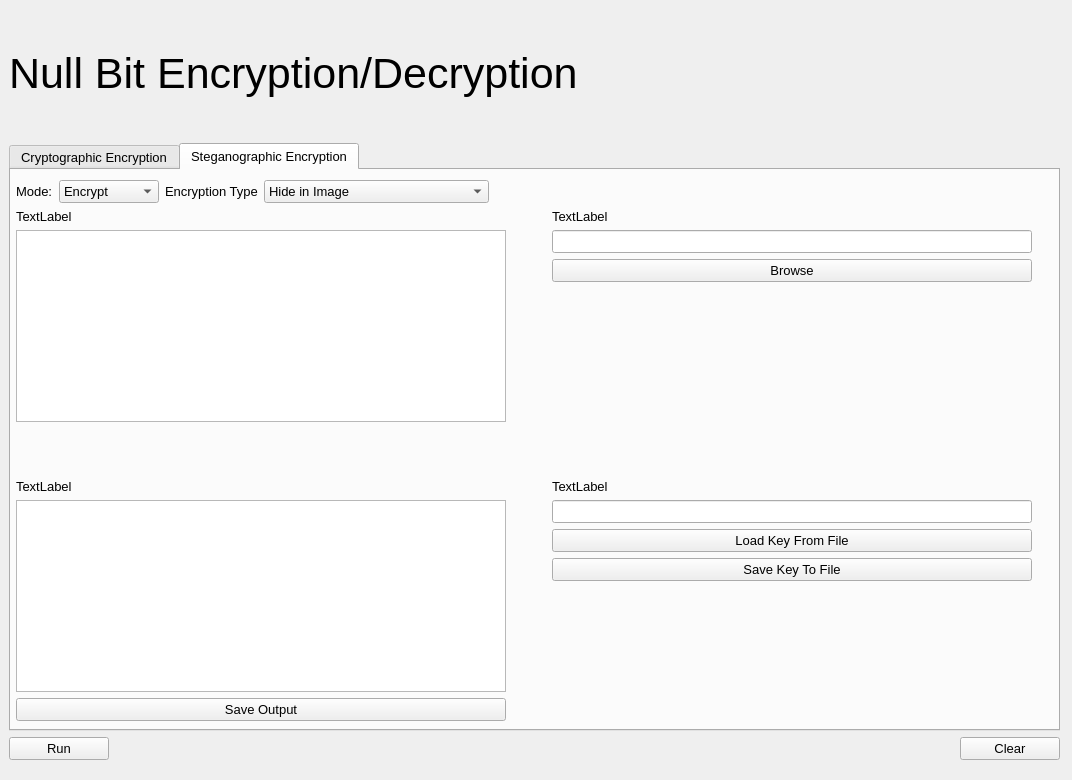
The window that UI/Null_Bit.ui (vipersniper0501/Null_Bit) describes before a commit, drawn with Qt 5.
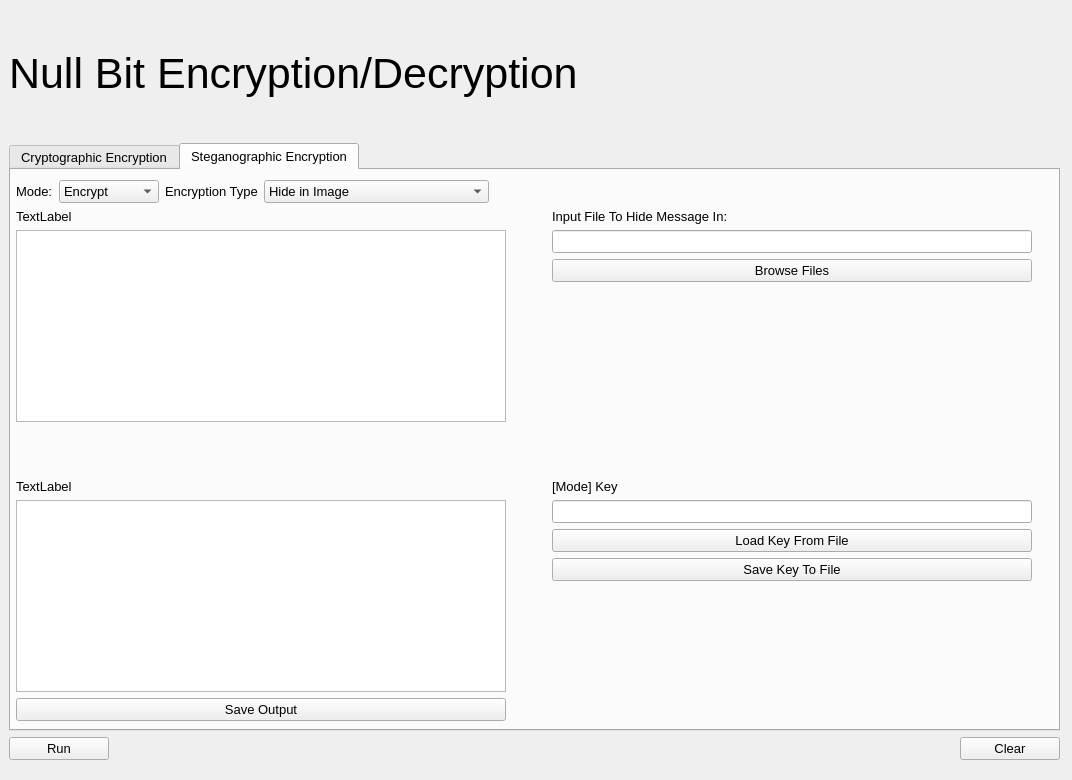
The same window after the commit. The open tabs and pages were chosen to show the change.

Commit message: Removed uneccessary options, added some more text to the titles in teh stego tab

```diff
--- a/UI/Null_Bit.ui
+++ b/UI/Null_Bit.ui
@@ -458,7 +458,7 @@
               <item>
                <widget class="QLabel" name="Stego_Filepath_Title">
                 <property name="text">
-                 <string>TextLabel</string>
+                 <string>Input File To Hide Message In:</string>
                 </property>
                </widget>
               </item>
@@ -468,7 +468,7 @@
               <item>
                <widget class="QPushButton" name="Stego_Browse_Filepath_Button">
                 <property name="text">
-                 <string>Browse</string>
+                 <string>Browse Files</string>
                 </property>
                </widget>
               </item>
@@ -555,7 +555,7 @@
               <item>
                <widget class="QLabel" name="Stego_Key_Title">
                 <property name="text">
-                 <string>TextLabel</string>
+                 <string>[Mode] Key</string>
                 </property>
                </widget>
               </item>
```
Left out of the diff: 16 changed lines with no effect on the pictures. The commit also changes 1 other file.
